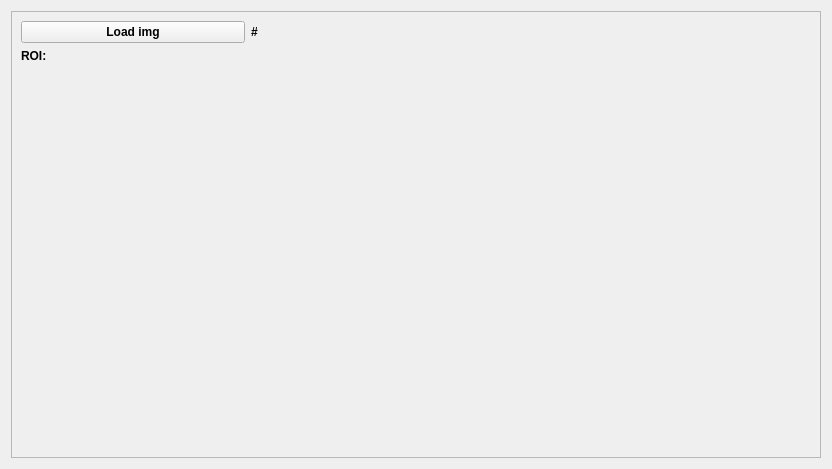
Before: the Qt Designer form NTU/ML/MLISPSimulator/SelectROI/UI.ui in YuTing-Fang1999/FIH-tool, drawn with Qt 5.
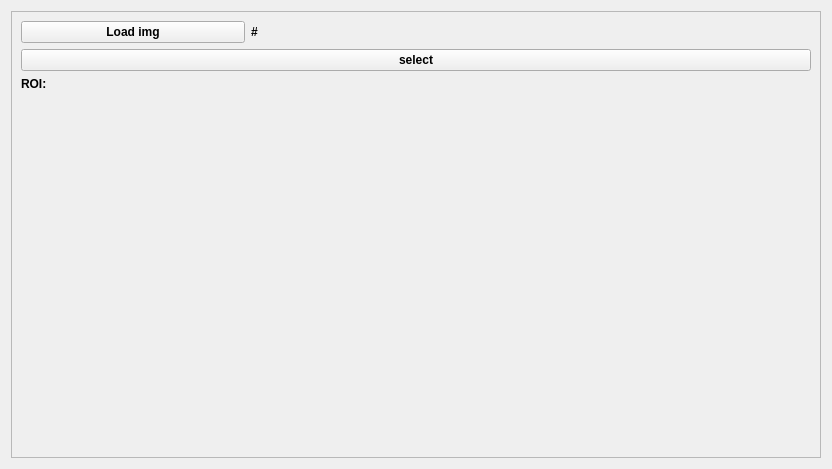
After: the same form once the commit is applied.

Commit message: finish ML select ROI

Diff of the .ui file:
```diff
--- a/NTU/ML/MLISPSimulator/SelectROI/UI.ui
+++ b/NTU/ML/MLISPSimulator/SelectROI/UI.ui
@@ -28,8 +28,8 @@
        <rect>
         <x>0</x>
         <y>0</y>
-        <width>808</width>
-        <height>445</height>
+        <width>818</width>
+        <height>455</height>
        </rect>
       </property>
       <layout class="QVBoxLayout" name="verticalLayout">
@@ -61,10 +61,17 @@
          </item>
         </layout>
        </item>
+       <item>
+        <widget class="QPushButton" name="select_btn">
+         <property name="text">
+          <string>select</string>
+         </property>
+        </widget>
+       </item>
        <item>
         <widget class="QLabel" name="ROI_label">
          <property name="sizePolicy">
-          <sizepolicy hsizetype="Maximum" vsizetype="Preferred">
+          <sizepolicy hsizetype="Expanding" vsizetype="Expanding">
            <horstretch>0</horstretch>
            <verstretch>0</verstretch>
           </sizepolicy>
```
The commit also changes 4 other files.
